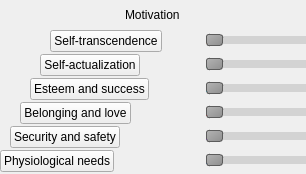
First picture: the form in ui/scene_goal_stakes.ui, repository zkovari/plotlyst, before the edit.
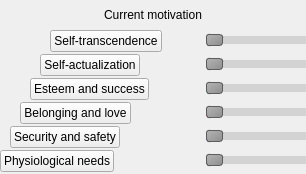
Second picture: the form after the edit. Custom widgets are drawn as their Qt base class.

Commit message: Track character motivation per agenda

```diff
--- a/ui/scene_goal_stakes.ui
+++ b/ui/scene_goal_stakes.ui
@@ -37,7 +37,7 @@
       </font>
      </property>
      <property name="text">
-      <string>Motivation</string>
+      <string>Current motivation</string>
      </property>
     </widget>
    </item>
```
The commit also changes 5 other files.
